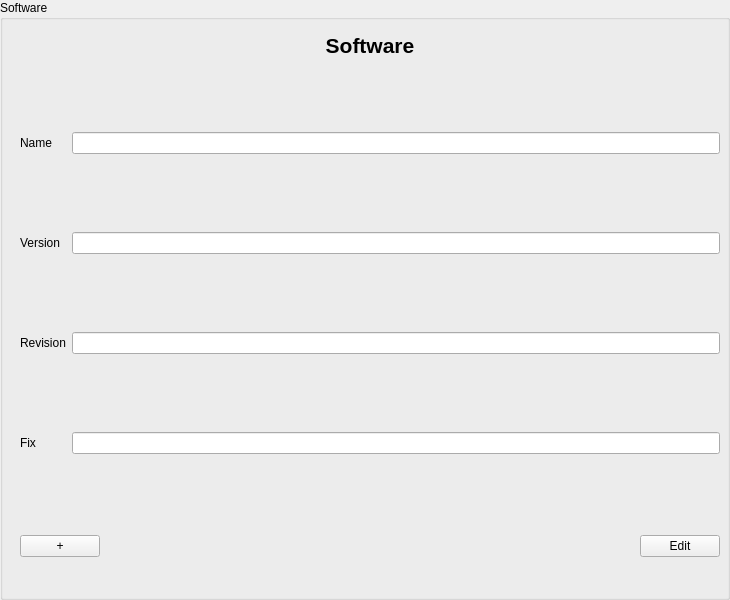
Before: the Qt Designer form src/jmbde/views/softwareinputarea.ui in jmuelbert/jmbde-QT, drawn with Qt 5.
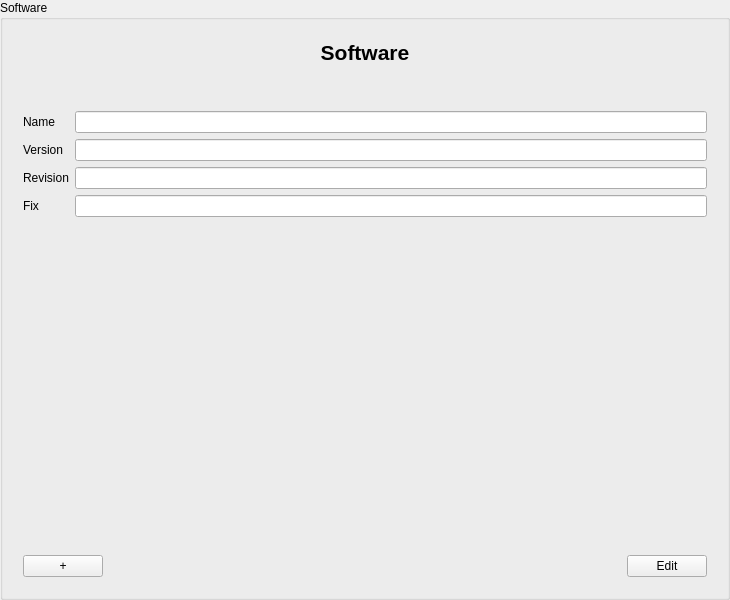
After: the same form once the commit is applied.

```diff
--- a/src/jmbde/views/softwareinputarea.ui
+++ b/src/jmbde/views/softwareinputarea.ui
@@ -19,24 +19,11 @@
   <property name="title">
    <string>Software</string>
   </property>
+  <layout class="QVBoxLayout" name="verticalLayout_3">
+   <item>
   <widget class="QWidget" name="formLayoutWidget" native="true">
-   <property name="geometry">
-    <rect>
-     <x>10</x>
-     <y>30</y>
-     <width>730</width>
-     <height>600</height>
-    </rect>
-   </property>
-   <widget class="QWidget" name="verticalLayoutWidget_Header">
-    <property name="geometry">
-     <rect>
-      <x>10</x>
-      <y>0</y>
-      <width>700</width>
-      <height>30</height>
-     </rect>
-    </property>
+     <layout class="QVBoxLayout" name="verticalLayout_2">
+      <item>
     <layout class="QVBoxLayout" name="verticalLayout">
      <item>
       <widget class="QLabel" name="label_Header">
@@ -56,55 +43,24 @@
       </widget>
      </item>
     </layout>
-   </widget>
-   <widget class="QWidget" name="verticalLayoutWidget_Buttons">
-    <property name="geometry">
-     <rect>
-      <x>10</x>
-      <y>500</y>
-      <width>700</width>
-      <height>32</height>
-     </rect>
-    </property>
-    <layout class="QHBoxLayout" name="horizontalLayout">
-     <item>
-      <widget class="QPushButton" name="pushButton_Add">
-       <property name="text">
-        <string>+</string>
-       </property>
-      </widget>
      </item>
      <item>
-      <spacer name="horizontalSpacer">
+       <spacer name="verticalSpacer">
        <property name="orientation">
-        <enum>Qt::Horizontal</enum>
+         <enum>Qt::Vertical</enum>
+        </property>
+        <property name="sizeType">
+         <enum>QSizePolicy::Preferred</enum>
        </property>
        <property name="sizeHint" stdset="0">
         <size>
-         <width>40</width>
-         <height>20</height>
+          <width>20</width>
+          <height>40</height>
         </size>
        </property>
       </spacer>
      </item>
      <item>
-      <widget class="QPushButton" name="pushButton_EditFinish">
-       <property name="text">
-        <string>Edit</string>
-       </property>
-      </widget>
-     </item>
-    </layout>
-   </widget>
-   <widget class="QWidget" name="gridLayoutWidget">
-    <property name="geometry">
-     <rect>
-      <x>10</x>
-      <y>30</y>
-      <width>700</width>
-      <height>470</height>
-     </rect>
-    </property>
     <layout class="QGridLayout" name="gridLayout">
      <item row="1" column="2">
       <widget class="QLineEdit" name="lineEdit_Version"/>
@@ -159,8 +115,55 @@
       <widget class="QLineEdit" name="lineEdit_Fix"/>
      </item>
     </layout>
-   </widget>
-  </widget>
+      </item>
+      <item>
+       <spacer name="verticalSpacer_2">
+        <property name="orientation">
+         <enum>Qt::Vertical</enum>
+        </property>
+        <property name="sizeHint" stdset="0">
+         <size>
+          <width>20</width>
+          <height>40</height>
+         </size>
+        </property>
+       </spacer>
+      </item>
+      <item>
+       <layout class="QHBoxLayout" name="horizontalLayout">
+        <item>
+         <widget class="QPushButton" name="pushButton_Add">
+          <property name="text">
+           <string>+</string>
+          </property>
+         </widget>
+        </item>
+        <item>
+         <spacer name="horizontalSpacer">
+          <property name="orientation">
+           <enum>Qt::Horizontal</enum>
+          </property>
+          <property name="sizeHint" stdset="0">
+           <size>
+            <width>40</width>
+            <height>20</height>
+           </size>
+          </property>
+         </spacer>
+        </item>
+        <item>
+         <widget class="QPushButton" name="pushButton_EditFinish">
+          <property name="text">
+           <string>Edit</string>
+          </property>
+         </widget>
+        </item>
+       </layout>
+      </item>
+     </layout>
+    </widget>
+   </item>
+  </layout>
  </widget>
  <tabstops>
   <tabstop>lineEdit_Name</tabstop>
```
Lines whose indentation alone changed are shown as unchanged.
